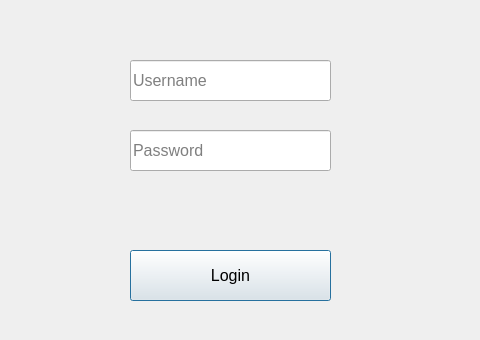
Above: database/bank/qt/login_form.ui from msa-sadeghi/ali_pishnamazi before the change. Below: the same form after it.
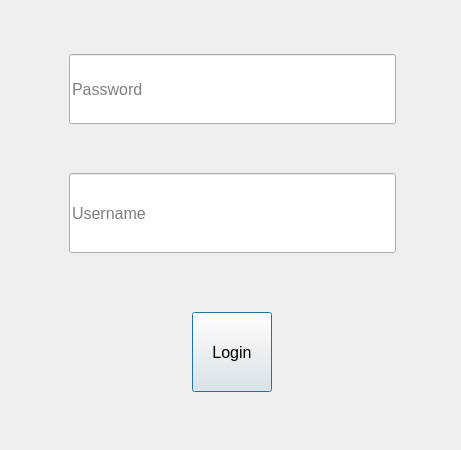
That is the form after the change.

Commit message: login form modified

What changed in the file:
```diff
--- a/database/bank/qt/login_form.ui
+++ b/database/bank/qt/login_form.ui
@@ -6,49 +6,13 @@
    <rect>
     <x>0</x>
     <y>0</y>
-    <width>480</width>
-    <height>340</height>
+    <width>461</width>
+    <height>450</height>
    </rect>
   </property>
   <property name="windowTitle">
    <string>Dialog</string>
   </property>
-  <widget class="QLineEdit" name="lineEditUsername">
-   <property name="geometry">
-    <rect>
-     <x>130</x>
-     <y>60</y>
-     <width>201</width>
-     <height>41</height>
-    </rect>
-   </property>
-   <property name="font">
-    <font>
-     <pointsize>12</pointsize>
-    </font>
-   </property>
-   <property name="placeholderText">
-    <string>Username</string>
-   </property>
-  </widget>
-  <widget class="QLineEdit" name="lineEditPassword">
-   <property name="geometry">
-    <rect>
-     <x>130</x>
-     <y>130</y>
-     <width>201</width>
-     <height>41</height>
-    </rect>
-   </property>
-   <property name="font">
-    <font>
-     <pointsize>12</pointsize>
-    </font>
-   </property>
-   <property name="placeholderText">
-    <string>Password</string>
-   </property>
-  </widget>
   <widget class="QLabel" name="labelOutpot">
    <property name="geometry">
     <rect>
@@ -67,23 +31,138 @@
     <string/>
    </property>
   </widget>
-  <widget class="QPushButton" name="LoginButton">
+  <widget class="QWidget" name="verticalLayoutWidget">
    <property name="geometry">
     <rect>
-     <x>130</x>
-     <y>250</y>
-     <width>201</width>
-     <height>51</height>
+     <x>50</x>
+     <y>30</y>
+     <width>361</width>
+     <height>391</height>
     </rect>
    </property>
-   <property name="font">
-    <font>
-     <pointsize>12</pointsize>
-    </font>
-   </property>
-   <property name="text">
-    <string>Login</string>
-   </property>
+   <layout class="QVBoxLayout" name="verticalLayout" stretch="0,0,0">
+    <property name="spacing">
+     <number>42</number>
+    </property>
+    <property name="sizeConstraint">
+     <enum>QLayout::SetNoConstraint</enum>
+    </property>
+    <property name="leftMargin">
+     <number>19</number>
+    </property>
+    <property name="topMargin">
+     <number>17</number>
+    </property>
+    <property name="rightMargin">
+     <number>15</number>
+    </property>
+    <property name="bottomMargin">
+     <number>21</number>
+    </property>
+    <item>
+     <widget class="QLineEdit" name="lineEditPassword">
+      <property name="enabled">
+       <bool>true</bool>
+      </property>
+      <property name="sizePolicy">
+       <sizepolicy hsizetype="Expanding" vsizetype="MinimumExpanding">
+        <horstretch>0</horstretch>
+        <verstretch>4</verstretch>
+       </sizepolicy>
+      </property>
+      <property name="minimumSize">
+       <size>
+        <width>0</width>
+        <height>11</height>
+       </size>
+      </property>
+      <property name="maximumSize">
+       <size>
+        <width>16777215</width>
+        <height>70</height>
+       </size>
+      </property>
+      <property name="font">
+       <font>
+        <pointsize>12</pointsize>
+       </font>
+      </property>
+      <property name="placeholderText">
+       <string>Password</string>
+      </property>
+     </widget>
+    </item>
+    <item>
+     <widget class="QLineEdit" name="lineEditUsername">
+      <property name="sizePolicy">
+       <sizepolicy hsizetype="Expanding" vsizetype="Maximum">
+        <horstretch>0</horstretch>
+        <verstretch>0</verstretch>
+       </sizepolicy>
+      </property>
+      <property name="maximumSize">
+       <size>
+        <width>16777215</width>
+        <height>80</height>
+       </size>
+      </property>
+      <property name="font">
+       <font>
+        <pointsize>12</pointsize>
+       </font>
+      </property>
+      <property name="placeholderText">
+       <string>Username</string>
+      </property>
+     </widget>
+    </item>
+    <item>
+     <layout class="QHBoxLayout" name="horizontalLayout">
+      <property name="spacing">
+       <number>0</number>
+      </property>
+      <property name="sizeConstraint">
+       <enum>QLayout::SetMinAndMaxSize</enum>
+      </property>
+      <property name="topMargin">
+       <number>10</number>
+      </property>
+      <item>
+       <widget class="QPushButton" name="LoginButton">
+        <property name="sizePolicy">
+         <sizepolicy hsizetype="Minimum" vsizetype="Fixed">
+          <horstretch>0</horstretch>
+          <verstretch>7</verstretch>
+         </sizepolicy>
+        </property>
+        <property name="maximumSize">
+         <size>
+          <width>80</width>
+          <height>80</height>
+         </size>
+        </property>
+        <property name="font">
+         <font>
+          <pointsize>12</pointsize>
+         </font>
+        </property>
+        <property name="toolTip">
+         <string notr="true"/>
+        </property>
+        <property name="layoutDirection">
+         <enum>Qt::LeftToRight</enum>
+        </property>
+        <property name="autoFillBackground">
+         <bool>false</bool>
+        </property>
+        <property name="text">
+         <string>Login</string>
+        </property>
+       </widget>
+      </item>
+     </layout>
+    </item>
+   </layout>
   </widget>
  </widget>
  <resources/>
```
The commit also changes 1 other file.
